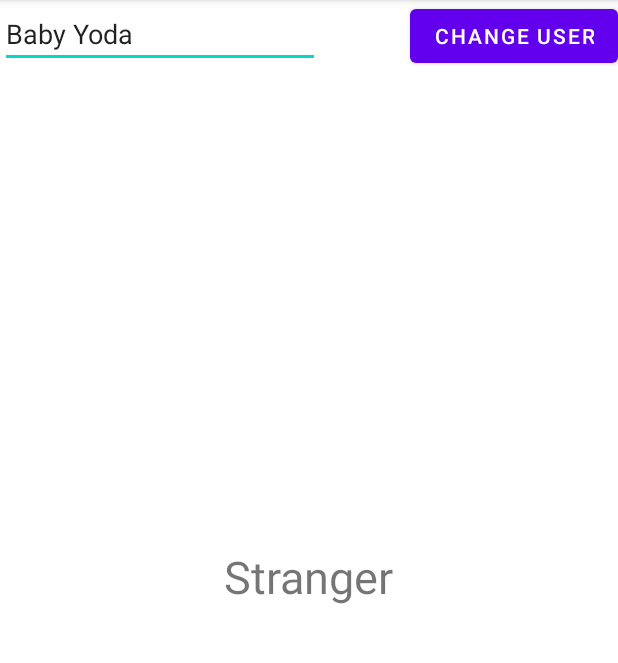
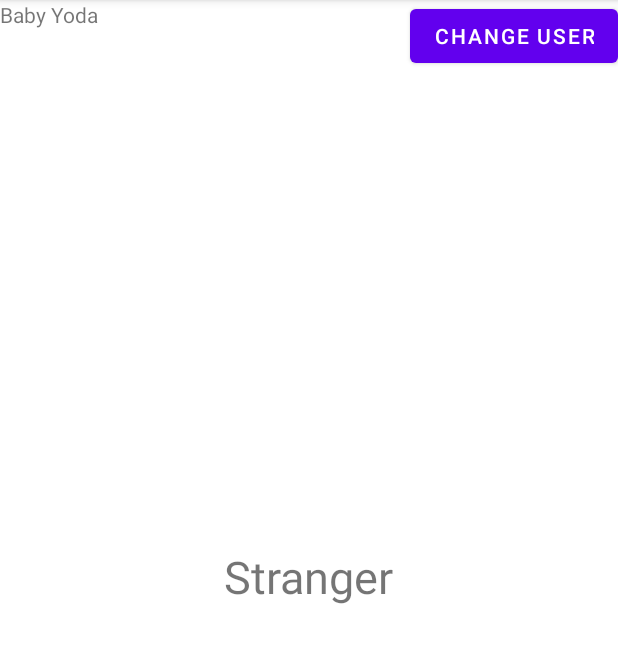
Before and after one commit to stluongXD/Dotify, an Android app: the screen it shows after launch (MainActivity), on a phone screen of 412 x 824 dp, the part 84-747 px from its top. Run offline under Robolectric (Android 15) with nearby library versions, the phone set to English and light mode, and no system bars.

Commit message:
Added functionality to change user

```diff
--- a/app/src/main/res/layout/activity_main.xml
+++ b/app/src/main/res/layout/activity_main.xml
@@ -10,18 +10,29 @@
         android:id="@+id/btChangeUser"
         android:layout_width="wrap_content"
         android:layout_height="wrap_content"
-        app:layout_constraintTop_toTopOf="parent"
+        android:text="CHANGE USER"
         app:layout_constraintEnd_toEndOf="parent"
-        android:text="CHANGE USER"
-        />
+        app:layout_constraintTop_toTopOf="parent" />
 
     <EditText
+        android:id="@+id/eCurrentUser"
         android:layout_width="wrap_content"
         android:layout_height="wrap_content"
         app:layout_constraintTop_toTopOf="parent"
         app:layout_constraintStart_toStartOf="parent"
         android:ems="10"
         android:text="Baby Yoda"
+        android:visibility="gone"
+        />
+
+    <TextView
+        android:id="@+id/tCurrentUser"
+        android:layout_width="wrap_content"
+        android:layout_height="wrap_content"
+        app:layout_constraintTop_toTopOf="parent"
+        app:layout_constraintStart_toStartOf="parent"
+        android:text="Baby Yoda"
+        android:ems="10"
         />
 
     <TextView
```
Also changed, not shown: app/src/main/java/edu/uw/stluong/dotify/MainActivity.kt (+36 -0 lines).
